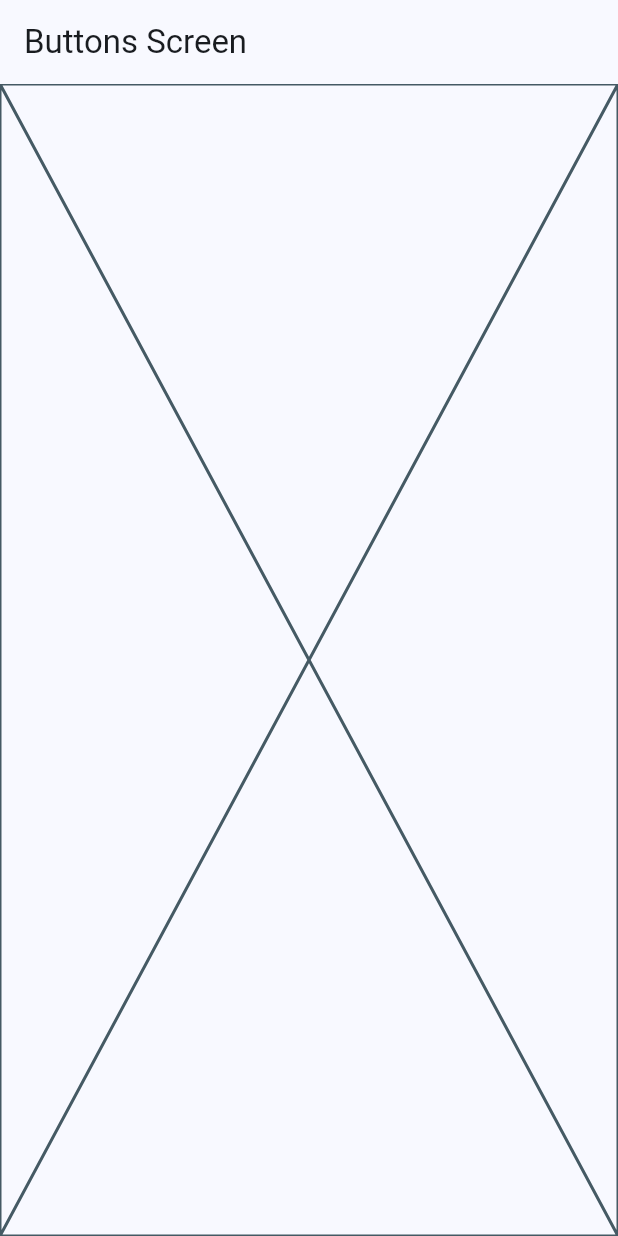
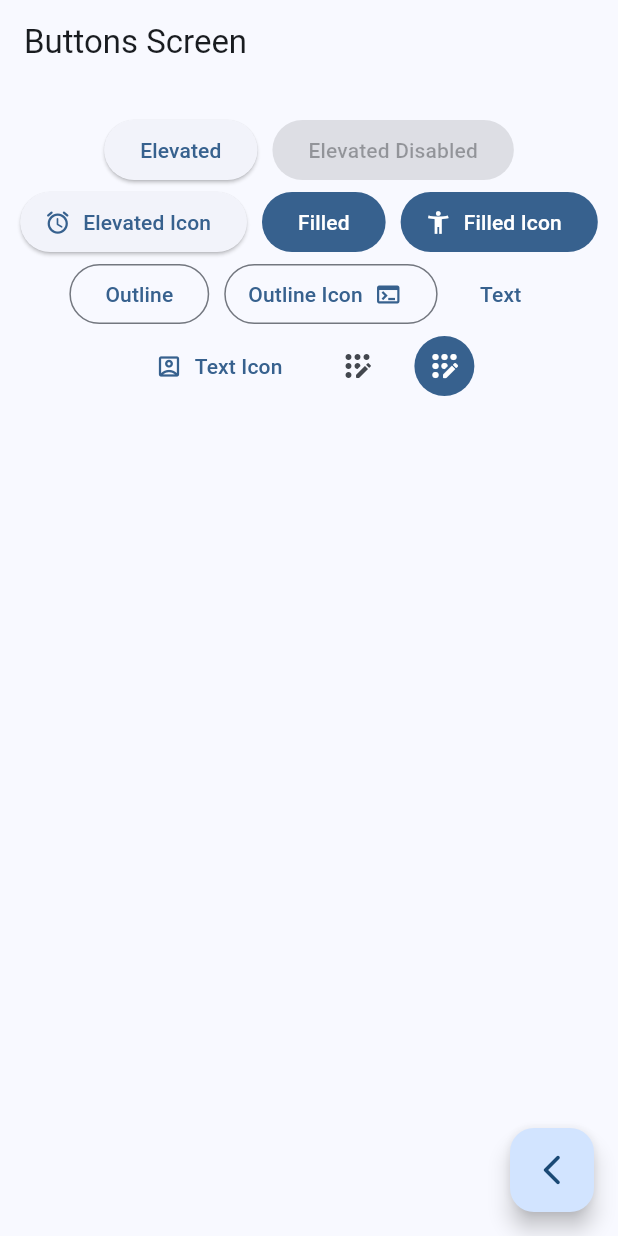
Before and after one commit to fisico-alienado/widgets-app-flutter, a Flutter app: the ButtonsScreen screen opened by its route, on a phone screen of 412 x 824 dp. Run offline on Flutter 3.47's test engine with Material 2 defaults, Android fonts, the phone set to English and light mode, and no system bars; our stand-ins replace go_router.

Commit message:
Diferentes botones pre-configurados de Material 3

```diff
--- a/lib/presentation/screens/buttons/buttons_screen.dart
+++ b/lib/presentation/screens/buttons/buttons_screen.dart
@@ -1,4 +1,5 @@
 import 'package:flutter/material.dart';
+import 'package:go_router/go_router.dart';
 
 class ButtonsScreen extends StatelessWidget {
 
@@ -12,7 +13,56 @@
       appBar: AppBar(
         title: const Text('Buttons Screen'),
       ),
-      body: const Placeholder(),
+      body: const _ButtonsView(),
+      floatingActionButton: FloatingActionButton(
+        child: const Icon(Icons.arrow_back_ios_new_rounded),
+        onPressed: () {
+          context.pop(); // ! Para volver a la pantalla anterior. Esta es la forma de hacerlo con Go Router
+          // Navigator.of(context).pop(...) // * Si usamos 'Navigator'
+        },
+      ),
     );
   }
 }
+
+class _ButtonsView extends StatelessWidget {
+
+  const _ButtonsView();
+
+  @override
+  Widget build(BuildContext context) {
+
+    final colors = Theme.of(context).colorScheme;
+
+    return SizedBox(
+      width: double.infinity, // ! llega hasta el máximo de anchura que permite el padre
+      child: Padding(
+        padding: const EdgeInsets.symmetric(horizontal: 10, vertical: 20),
+        child: Wrap(
+          spacing: 10,
+          alignment: WrapAlignment.center,
+          children: [
+            ElevatedButton(onPressed: (){ }, child: const Text('Elevated')),
+            const ElevatedButton(onPressed: null, child: Text('Elevated Disabled')), // ? con 'null' en onPressed aparece como deshabilitado
+            ElevatedButton.icon(onPressed: (){}, icon: const Icon(Icons.access_alarm_rounded), label: const Text('Elevated Icon')),
+            FilledButton(onPressed: (){}, child: const Text('Filled')),
+            FilledButton.icon(onPressed: (){}, icon: const Icon(Icons.accessibility_new), label: const Text('Filled Icon')),
+            OutlinedButton(onPressed: (){}, child: const Text('Outline')),
+            OutlinedButton.icon(onPressed: (){}, icon: const Text('Outline Icon'), label: const Icon(Icons.terminal)),
+            TextButton(onPressed: (){}, child: const Text('Text')),
+            TextButton.icon(onPressed: (){}, icon: const Icon(Icons.account_box_outlined), label: const Text('Text Icon')),
+            IconButton(onPressed: (){}, icon: const Icon(Icons.app_registration_rounded)),
+            IconButton(
+              onPressed: (){},
+              icon: const Icon(Icons.app_registration_rounded),
+              style: ButtonStyle(
+                backgroundColor: MaterialStatePropertyAll(colors.primary),
+                iconColor: const MaterialStatePropertyAll(Colors.white)
+              )
+            ),
+          ],
+        ),
+      ),
+    );
+  }
+}
```
